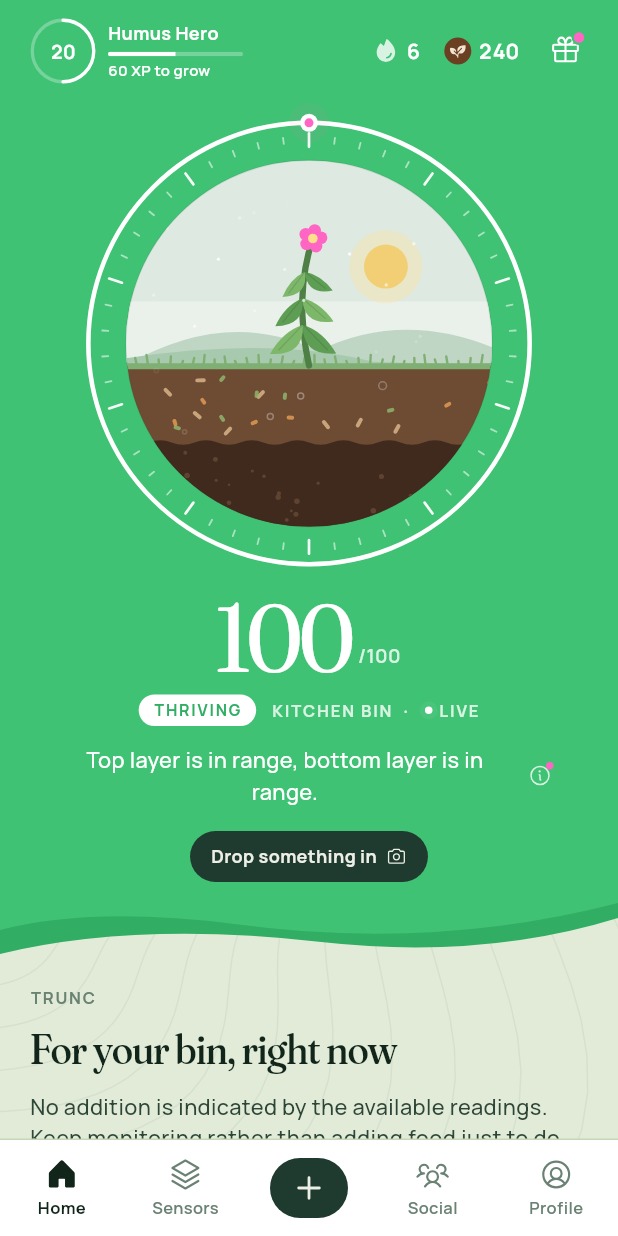
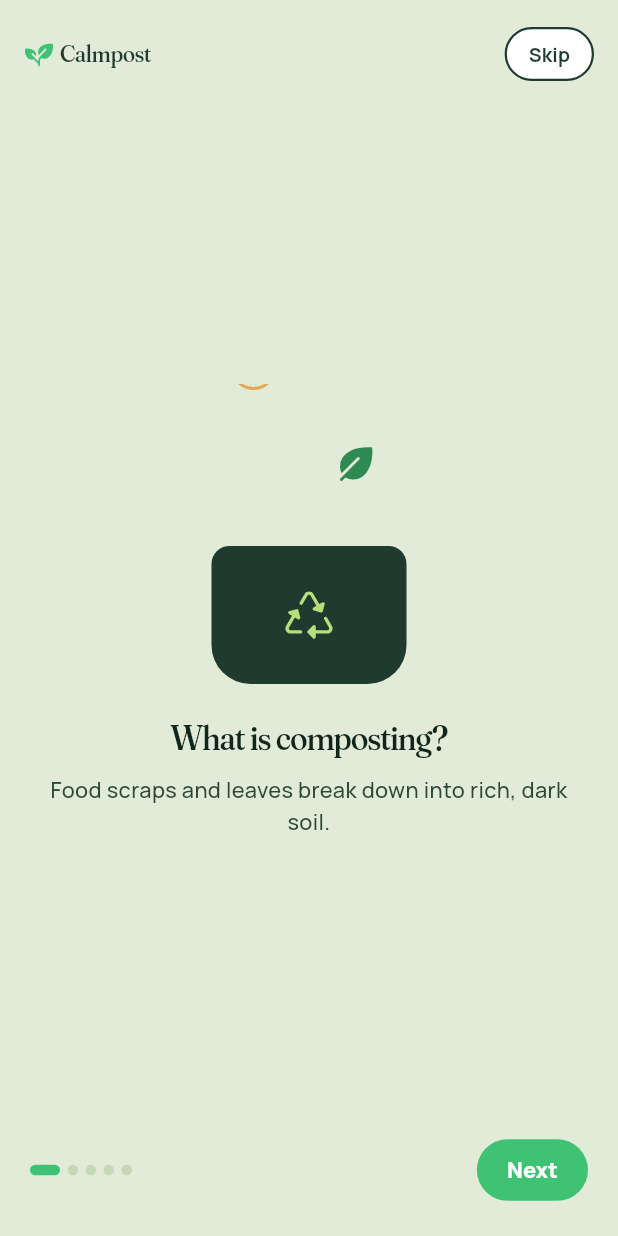
Before and after one commit to henryc08/Calmpost, a Flutter app: the screen it shows after launch, on a phone screen of 412 x 824 dp. Run offline on Flutter 3.47's test engine with Material 3 defaults, Android fonts, the light colour scheme and no system bars; our stand-ins replace fl_chart, flutter_animate, flutter_local_notifications, flutter_riverpod, flutter_secure_storage, image_picker and 2 more.

Commit message:
feat(app): animated composting guide on first launch, with skip

```diff
--- /dev/null
+++ b/app/lib/features/tutorial/tutorial_screen.dart
@@ -0,0 +1,442 @@
+import 'dart:math' as math;
+
+import 'package:flutter/material.dart';
+import 'package:flutter_riverpod/flutter_riverpod.dart';
+import 'package:phosphor_flutter/phosphor_flutter.dart';
+
+import '../../state/game.dart';
+import '../../ui/tokens.dart';
+import '../../ui/type.dart';
+
+const _seenKey = 'tutorial_seen_v1';
+
+/// Whether the first-launch composting guide has been finished or skipped.
+/// Without storage (tests, previews) it counts as seen so it never gets in the way.
+final tutorialSeenProvider = StateProvider<bool>((ref) {
+  final storage = ref.watch(gameStorageProvider);
+  return storage == null || (storage.getBool(_seenKey) ?? false);
+});
+
+void markTutorialSeen(WidgetRef ref) {
+  ref.read(gameStorageProvider)?.setBool(_seenKey, true);
+  ref.read(tutorialSeenProvider.notifier).state = true;
+}
+
+/// Shows the guide on first launch, then the app.
+class TutorialGate extends ConsumerWidget {
+  const TutorialGate({super.key, required this.child});
+  final Widget child;
+
+  @override
+  Widget build(BuildContext context, WidgetRef ref) {
+    final seen = ref.watch(tutorialSeenProvider);
+    return AnimatedSwitcher(
+      duration: const Duration(milliseconds: 350),
+      child: seen ? child : const TutorialScreen(),
+    );
+  }
+}
+
+class _Page {
+  const _Page(this.title, this.body, this.art);
+  final String title;
+  final String body;
+  final Widget art;
+}
+
+final _pages = [
+  const _Page('What is composting?', 'Food scraps and leaves break down into rich, dark soil.', _BinArt()),
+  const _Page('Greens and browns', 'Mix one part wet greens with two parts dry browns.', _GreensBrownsArt()),
+  const _Page('Microbes do the work', 'Give them water and air, and they heat the pile as they eat.', _MicrobesArt()),
+  const _Page('Why it matters', 'Less waste in landfills, and better soil for gardens.', _GrowthArt()),
+  const _Page('Calmpost has your back', 'Sensors watch your bin and tell you what it needs next.', _SensorArt()),
+];
+
+class TutorialScreen extends ConsumerStatefulWidget {
+  const TutorialScreen({super.key});
+
+  @override
+  ConsumerState<TutorialScreen> createState() => _TutorialScreenState();
+}
+
+class _TutorialScreenState extends ConsumerState<TutorialScreen> {
+  final _controller = PageController();
+  int _index = 0;
+
+  bool get _last => _index == _pages.length - 1;
+
+  @override
+  void dispose() {
+    _controller.dispose();
+    super.dispose();
+  }
+
+  void _next() {
+    if (_last) {
+      markTutorialSeen(ref);
+    } else {
+      _controller.nextPage(duration: const Duration(milliseconds: 380), curve: Curves.easeOutCubic);
+    }
+  }
+
+  @override
+  Widget build(BuildContext context) {
+    return Scaffold(
+      backgroundColor: C.paper,
+      body: SafeArea(
+        child: Column(
+          children: [
+            Padding(
+              padding: const EdgeInsets.fromLTRB(S.x4, S.x3, S.x4, 0),
+              child: Row(
+                children: [
+                  Icon(PhosphorIconsFill.plant, color: C.brand, size: 20),
+                  const SizedBox(width: S.x1),
+                  Text('Calmpost', style: T.heading.copyWith(fontFamily: 'Fraunces', fontWeight: FontWeight.w500, color: C.forest)),
+                  const Spacer(),
+                  AnimatedOpacity(
+                    opacity: _last ? 0 : 1,
+                    duration: const Duration(milliseconds: 200),
+                    child: IgnorePointer(
+                      ignoring: _last,
+                      child: OutlinedButton(
+                        onPressed: () => markTutorialSeen(ref),
+                        style: OutlinedButton.styleFrom(
+                          backgroundColor: C.surface,
+                          foregroundColor: C.forest,
+                          side: const BorderSide(color: C.forest, width: 1.5),
+                          shape: const StadiumBorder(),
+                          padding: const EdgeInsets.symmetric(horizontal: S.x4),
+                          minimumSize: const Size(0, 36),
+                        ),
+                        child: Text('Skip', style: T.button.copyWith(fontSize: 13, color: C.forest)),
+                      ),
+                    ),
+                  ),
+                ],
+              ),
+            ),
+            Expanded(
+              child: PageView.builder(
+                controller: _controller,
+                itemCount: _pages.length,
+                onPageChanged: (i) => setState(() => _index = i),
+                itemBuilder: (context, i) => _PageBody(page: _pages[i]),
+              ),
+            ),
+            Padding(
+              padding: const EdgeInsets.fromLTRB(S.x5, S.x3, S.x5, S.x5),
+              child: Row(
+                children: [
+                  for (var i = 0; i < _pages.length; i++)
+                    AnimatedContainer(
+                      duration: const Duration(milliseconds: 300),
+                      margin: const EdgeInsets.only(right: 5),
+                      width: i == _index ? 20 : 7,
+                      height: 7,
+                      decoration: BoxDecoration(color: i == _index ? C.brand : C.line, borderRadius: BorderRadius.circular(4)),
+                    ),
+                  const Spacer(),
+                  FilledButton(
+                    onPressed: _next,
+                    style: FilledButton.styleFrom(
+                      backgroundColor: C.brand,
+                      foregroundColor: C.onBrand,
+                      shape: const StadiumBorder(),
+                      padding: const EdgeInsets.symmetric(horizontal: S.x5, vertical: S.x3),
+                    ),
+                    child: Text(_last ? 'Start composting' : 'Next', style: T.button.copyWith(color: C.onBrand, fontWeight: FontWeight.w800)),
+                  ),
+                ],
+              ),
+            ),
+          ],
+        ),
+      ),
+    );
+  }
+}
+
+class _PageBody extends StatelessWidget {
+  const _PageBody({required this.page});
+  final _Page page;
+
+  @override
+  Widget build(BuildContext context) {
+    return LayoutBuilder(
+      builder: (context, c) => SingleChildScrollView(
+        child: ConstrainedBox(
+          constraints: BoxConstraints(minHeight: c.maxHeight),
+          child: Padding(
+            padding: const EdgeInsets.symmetric(horizontal: S.x6),
+            child: Column(
+              mainAxisAlignment: MainAxisAlignment.center,
+              children: [
+                SizedBox(height: 220, child: Center(child: page.art)),
+                const SizedBox(height: S.x3),
+                Text(page.title, textAlign: TextAlign.center, style: T.title),
+                const SizedBox(height: S.x3),
+                Text(page.body, textAlign: TextAlign.center, style: T.body),
+              ],
+            ),
+          ),
+        ),
+      ),
+    );
+  }
+}
+
+/// Repeats [builder] with t going 0→1 every [period]. Holds still when the
+/// system asks for reduced motion.
+class _Loop extends StatefulWidget {
+  const _Loop({required this.period, required this.builder});
+  final Duration period;
+  final Widget Function(double t) builder;
+
+  @override
+  State<_Loop> createState() => _LoopState();
+}
+
+class _LoopState extends State<_Loop> with SingleTickerProviderStateMixin {
+  late final _c = AnimationController(vsync: this, duration: widget.period);
+
+  @override
+  void didChangeDependencies() {
+    super.didChangeDependencies();
+    if (MediaQuery.of(context).disableAnimations) {
+      _c
+        ..stop()
+        ..value = 0.5;
+    } else if (!_c.isAnimating) {
+      _c.repeat();
+    }
+  }
+
+  @override
+  void dispose() {
+    _c.dispose();
+    super.dispose();
+  }
+
+  @override
+  Widget build(BuildContext context) => AnimatedBuilder(animation: _c, builder: (_, _) => widget.builder(_c.value));
+}
+
+double _bob(double t, [double phase = 0]) => -6 * (0.5 - 0.5 * math.cos(2 * math.pi * (t + phase)));
+
+class _BinArt extends StatelessWidget {
+  const _BinArt();
+
+  @override
+  Widget build(BuildContext context) {
+    const items = [(PhosphorIconsFill.orangeSlice, C.amber, 28.0, 0.0), (PhosphorIconsFill.egg, C.clay, 62.0, 0.66), (PhosphorIconsFill.leaf, C.leaf, 96.0, 0.33)];
+    return SizedBox(
+      width: 160,
+      height: 200,
+      child: _Loop(
+        period: const Duration(milliseconds: 2400),
+        builder: (t) => Stack(
+          children: [
+            for (final (icon, color, left, phase) in items)
+              Builder(builder: (_) {
+                final p = (t + phase) % 1;
+                final fall = Curves.easeIn.transform((p / 0.75).clamp(0, 1));
+                final opacity = p < 0.3 ? p / 0.3 : (p > 0.6 ? ((0.75 - p) / 0.15).clamp(0.0, 1.0) : 1.0);
+                return Positioned(
+                  left: left,
+                  top: -40 + fall * 120,
+                  child: Opacity(opacity: opacity, child: Icon(icon, color: color, size: 30)),
+                );
+              }),
+            Positioned(
+              left: 15,
+              bottom: 0,
+              child: Container(
+                width: 130,
+                height: 92,
+                decoration: const BoxDecoration(
+                  color: C.forest,
+                  borderRadius: BorderRadius.vertical(top: Radius.circular(12), bottom: Radius.circular(26)),
+                ),
+                child: const Icon(PhosphorIconsFill.recycle, color: C.sprout, size: 36),
+              ),
+            ),
+          ],
+        ),
+      ),
+    );
+  }
+}
+
+class _GreensBrownsArt extends StatelessWidget {
+  const _GreensBrownsArt();
+
+  Widget _side(IconData icon, Color iconColor, Color bg, String name, String hint) => Column(
+        mainAxisSize: MainAxisSize.min,
+        children: [
+          Container(
+            width: 84,
+            height: 84,
+            decoration: BoxDecoration(color: bg, shape: BoxShape.circle),
+            child: Icon(icon, color: iconColor, size: 38),
+          ),
+          const SizedBox(height: S.x2),
+          Text(name, style: T.heading.copyWith(fontSize: 14, fontWeight: FontWeight.w800)),
+          Text(hint, style: T.small),
+        ],
+      );
+
+  @override
+  Widget build(BuildContext context) => _Loop(
+        period: const Duration(seconds: 2),
+        builder: (t) => Row(
+          mainAxisSize: MainAxisSize.min,
+          children: [
+            Transform.translate(offset: Offset(0, _bob(t)), child: _side(PhosphorIconsFill.carrot, C.leaf, C.leafSoft, 'Greens', 'scraps, coffee')),
+            const SizedBox(width: S.x5),
+            Transform.translate(offset: Offset(0, _bob(t, 0.5)), child: _side(PhosphorIconsFill.package, C.loam, C.amberSoft, 'Browns', 'leaves, cardboard')),
+          ],
+        ),
+      );
+}
+
+class _MicrobesArt extends StatelessWidget {
+  const _MicrobesArt();
+
+  @override
+  Widget build(BuildContext context) {
+    Widget row(IconData icon, Color color, String text) => Padding(
+          padding: const EdgeInsets.symmetric(vertical: 7),
+          child: Row(
+            mainAxisSize: MainAxisSize.min,
+            children: [
+              Icon(icon, color: color, size: 18),
+              const SizedBox(width: S.x2),
+              Text(text, style: T.heading.copyWith(fontSize: 13.5)),
+            ],
+          ),
+        );
+    return Row(
+      mainAxisSize: MainAxisSize.min,
+      children: [
+        _Loop(
+          period: const Duration(milliseconds: 5000),
+          builder: (t) {
+            // Up then back down, like the preview's alternate animation.
+            final level = 0.15 + 0.67 * Curves.easeInOut.transform(t < 0.5 ? t * 2 : 2 - t * 2);
+            return Container(
+              width: 28,
+              height: 160,
+              decoration: BoxDecoration(color: C.surface, borderRadius: BorderRadius.circular(14), border: Border.all(color: C.line)),
+              clipBehavior: Clip.antiAlias,
+              alignment: Alignment.bottomCenter,
+              child: FractionallySizedBox(heightFactor: level, widthFactor: 1, child: const ColoredBox(color: C.amber)),
+            );
+          },
+        ),
+        const SizedBox(width: S.x5),
+        Column(
+          mainAxisSize: MainAxisSize.min,
+          crossAxisAlignment: CrossAxisAlignment.start,
+          children: [
+            row(PhosphorIconsFill.drop, C.water, 'Damp, not soggy'),
+            row(PhosphorIconsFill.wind, C.muted, 'Plenty of air'),
+            row(PhosphorIconsFill.fire, C.amber, 'Gets warm'),
+          ],
+        ),
+      ],
+    );
+  }
+}
+
+class _GrowthArt extends StatefulWidget {
+  const _GrowthArt();
+
+  @override
+  State<_GrowthArt> createState() => _GrowthArtState();
+}
+
+class _GrowthArtState extends State<_GrowthArt> with SingleTickerProviderStateMixin {
+  late final _c = AnimationController(vsync: this, duration: const Duration(milliseconds: 1150))..forward();
+
+  @override
+  void dispose() {
+    _c.dispose();
+    super.dispose();
+  }
+
+  @override
+  Widget build(BuildContext context) {
+    const heights = [45.0, 75.0, 105.0, 135.0];
+    return Row(
+      mainAxisSize: MainAxisSize.min,
+      crossAxisAlignment: CrossAxisAlignment.end,
+      children: [
+        for (var i = 0; i < heights.length; i++)
+          Padding(
+            padding: const EdgeInsets.only(right: 7),
+            child: AnimatedBuilder(
+              animation: _c,
+              builder: (_, _) {
+                final start = i * 0.13;
+                final grow = Curves.easeOutBack.transform(((_c.value - start) / 0.6).clamp(0.0, 1.0));
+                return Container(
+                  width: 34,
+                  height: math.max(0, heights[i] * grow),
+                  decoration: const BoxDecoration(color: C.brand, borderRadius: BorderRadius.vertical(top: Radius.circular(8))),
+                );
+              },
+            ),
+          ),
+        _Loop(
+          period: const Duration(seconds: 2),
+          builder: (t) => Transform.translate(offset: Offset(0, _bob(t)), child: const Icon(PhosphorIconsFill.plant, color: C.leaf, size: 46)),
+        ),
+      ],
+    );
+  }
+}
+
+class _SensorArt extends StatelessWidget {
+  const _SensorArt();
+
+  @override
+  Widget build(BuildContext context) {
+    Widget reading(IconData icon, Color color, String name, String value) => Padding(
+          padding: const EdgeInsets.only(bottom: S.x3),
+          child: Row(
+            children: [
+              Icon(icon, color: color, size: 16),
+              const SizedBox(width: S.x2),
+              Text(name, style: T.heading.copyWith(fontSize: 13)),
+              const Spacer(),
+              Text(value, style: T.num.copyWith(color: color)),
+            ],
+          ),
+        );
+    return _Loop(
+      period: const Duration(milliseconds: 2400),
+      builder: (t) => Transform.translate(
+        offset: Offset(0, _bob(t)),
+        child: Container(
+          width: 200,
+          padding: const EdgeInsets.all(S.x4),
+          decoration: BoxDecoration(color: C.surface, borderRadius: BorderRadius.circular(20)),
+          child: Column(
+            mainAxisSize: MainAxisSize.min,
+            children: [
+              reading(PhosphorIconsFill.thermometer, C.amber, 'Temp', '52°C'),
+              reading(PhosphorIconsFill.drop, C.water, 'Moisture', '58%'),
+              Container(
+                width: double.infinity,
+                padding: const EdgeInsets.symmetric(vertical: 7),
+                decoration: BoxDecoration(color: C.leafSoft, borderRadius: BorderRadius.circular(12)),
+                child: Text('Looking healthy', textAlign: TextAlign.center, style: T.heading.copyWith(fontSize: 13, color: C.leaf)),
+              ),
+            ],
+          ),
+        ),
+      ),
+    );
+  }
+}
--- a/app/lib/main.dart
+++ b/app/lib/main.dart
@@ -6,6 +6,7 @@ import 'package:shared_preferences/shared_preferences.dart';
 import 'state/game.dart';
 
 import 'app/shell.dart';
+import 'features/tutorial/tutorial_screen.dart';
 import 'ui/theme.dart';
 import 'ui/tokens.dart';
 
@@ -35,7 +36,7 @@ class CalmpostApp extends StatelessWidget {
       theme: buildTheme(),
       // On a wide browser window, show the app at phone size.
       builder: kIsWeb ? (context, child) => _PhoneFrame(child: child!) : null,
-      home: const AppShell(),
+      home: const TutorialGate(child: AppShell()),
     );
   }
 }
```
Also changed, not shown: 1 other file.
